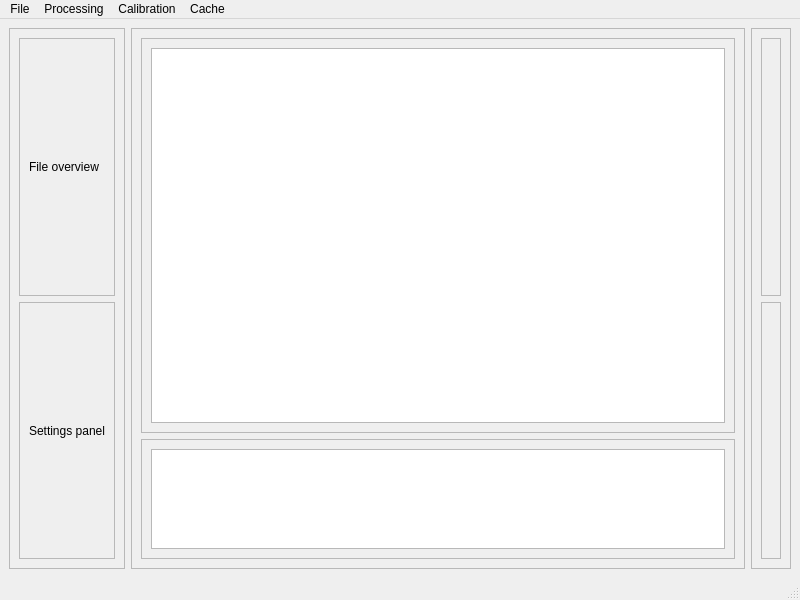
Before: the Qt Designer form resources/ui/mainwindow2.ui in Julek-AK/PolarVis, drawn with Qt 5.
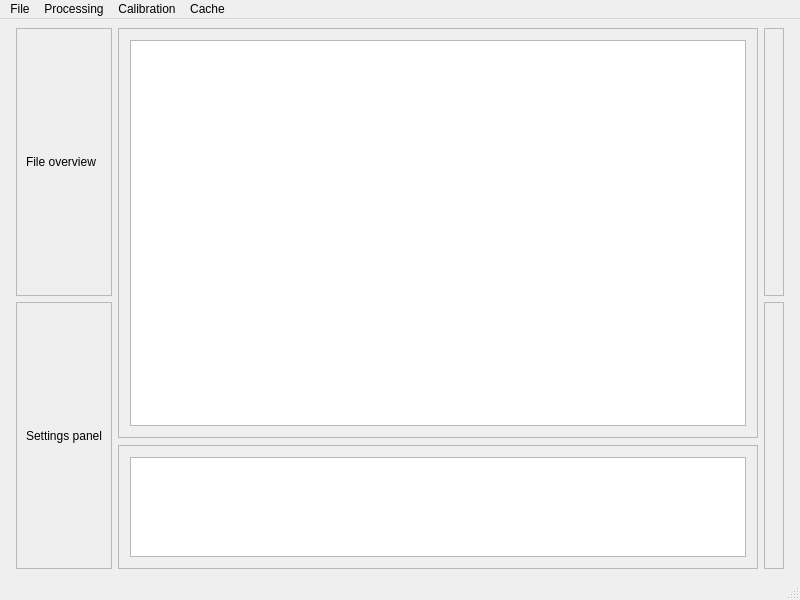
After: the same form once the commit is applied. Custom widgets are drawn as their Qt base class.

```diff
--- a/resources/ui/mainwindow2.ui
+++ b/resources/ui/mainwindow2.ui
@@ -24,12 +24,24 @@
     <item>
      <widget class="QFrame" name="frame_left">
       <property name="frameShape">
-       <enum>QFrame::Shape::StyledPanel</enum>
+       <enum>QFrame::Shape::NoFrame</enum>
       </property>
       <property name="frameShadow">
        <enum>QFrame::Shadow::Raised</enum>
       </property>
       <layout class="QVBoxLayout" name="verticalLayout_5">
+       <property name="leftMargin">
+        <number>7</number>
+       </property>
+       <property name="topMargin">
+        <number>0</number>
+       </property>
+       <property name="rightMargin">
+        <number>0</number>
+       </property>
+       <property name="bottomMargin">
+        <number>0</number>
+       </property>
        <item>
         <widget class="QFrame" name="frame_overview">
          <property name="frameShape">
@@ -80,12 +92,30 @@
        </sizepolicy>
       </property>
       <property name="frameShape">
-       <enum>QFrame::Shape::StyledPanel</enum>
+       <enum>QFrame::Shape::NoFrame</enum>
       </property>
       <property name="frameShadow">
        <enum>QFrame::Shadow::Raised</enum>
       </property>
+      <property name="lineWidth">
+       <number>1</number>
+      </property>
       <layout class="QVBoxLayout" name="verticalLayout">
+       <property name="spacing">
+        <number>7</number>
+       </property>
+       <property name="leftMargin">
+        <number>0</number>
+       </property>
+       <property name="topMargin">
+        <number>0</number>
+       </property>
+       <property name="rightMargin">
+        <number>0</number>
+       </property>
+       <property name="bottomMargin">
+        <number>0</number>
+       </property>
        <item>
         <widget class="QFrame" name="frame_view_window">
          <property name="sizePolicy">
@@ -101,6 +131,21 @@
           <enum>QFrame::Shadow::Raised</enum>
          </property>
          <layout class="QVBoxLayout" name="verticalLayout_3">
+          <property name="spacing">
+           <number>7</number>
+          </property>
+          <property name="leftMargin">
+           <number>11</number>
+          </property>
+          <property name="topMargin">
+           <number>11</number>
+          </property>
+          <property name="rightMargin">
+           <number>11</number>
+          </property>
+          <property name="bottomMargin">
+           <number>11</number>
+          </property>
           <item>
            <widget class="ImageView" name="graphicsView">
             <property name="sizePolicy">
@@ -129,6 +174,21 @@
           <enum>QFrame::Shadow::Raised</enum>
          </property>
          <layout class="QVBoxLayout" name="verticalLayout_2">
+          <property name="spacing">
+           <number>7</number>
+          </property>
+          <property name="leftMargin">
+           <number>11</number>
+          </property>
+          <property name="topMargin">
+           <number>11</number>
+          </property>
+          <property name="rightMargin">
+           <number>11</number>
+          </property>
+          <property name="bottomMargin">
+           <number>11</number>
+          </property>
           <item>
            <widget class="QPlainTextEdit" name="consoleOutput">
             <property name="sizePolicy">
@@ -163,12 +223,24 @@
     <item>
      <widget class="QFrame" name="frame_right">
       <property name="frameShape">
-       <enum>QFrame::Shape::StyledPanel</enum>
+       <enum>QFrame::Shape::NoFrame</enum>
       </property>
       <property name="frameShadow">
        <enum>QFrame::Shadow::Raised</enum>
       </property>
       <layout class="QVBoxLayout" name="verticalLayout_4">
+       <property name="leftMargin">
+        <number>0</number>
+       </property>
+       <property name="topMargin">
+        <number>0</number>
+       </property>
+       <property name="rightMargin">
+        <number>7</number>
+       </property>
+       <property name="bottomMargin">
+        <number>0</number>
+       </property>
        <item>
         <widget class="VisualisationPanel" name="frame_view_filters">
          <property name="frameShape">
```
Left out of the diff: 10 changed lines with no effect on the pictures.
